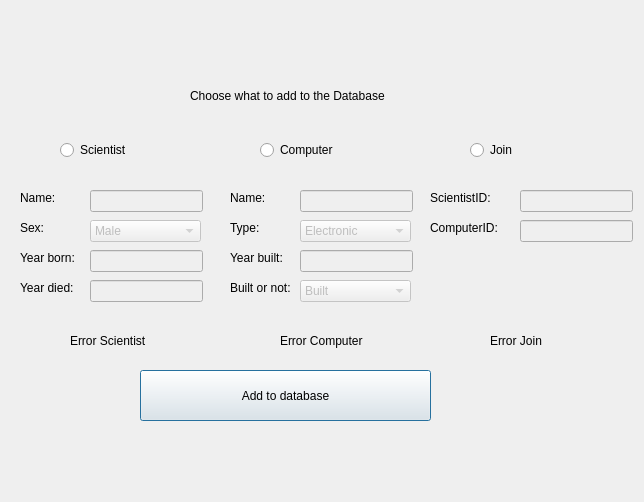
Old version of the form widgetVerkefniVika3/addtodatabasedialog.ui in the repository tinnathuridur/vika3.
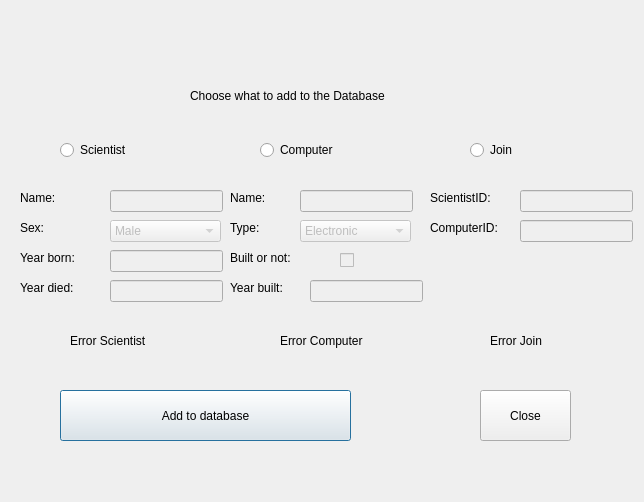
New version of the form.

Commit message: Lagfæringar og close takki á database dialoginn

The edit to the form file:
```diff
--- a/widgetVerkefniVika3/addtodatabasedialog.ui
+++ b/widgetVerkefniVika3/addtodatabasedialog.ui
@@ -44,7 +44,7 @@
     <rect>
      <x>20</x>
      <y>250</y>
-     <width>55</width>
+     <width>71</width>
      <height>16</height>
     </rect>
    </property>
@@ -57,7 +57,7 @@
     <rect>
      <x>20</x>
      <y>280</y>
-     <width>55</width>
+     <width>81</width>
      <height>16</height>
     </rect>
    </property>
@@ -69,7 +69,7 @@
    <property name="geometry">
     <rect>
      <x>230</x>
-     <y>280</y>
+     <y>250</y>
      <width>71</width>
      <height>16</height>
     </rect>
@@ -95,7 +95,7 @@
    <property name="geometry">
     <rect>
      <x>230</x>
-     <y>250</y>
+     <y>280</y>
      <width>71</width>
      <height>16</height>
     </rect>
@@ -146,8 +146,8 @@
   <widget class="QPushButton" name="pushButton_AddToDatabase">
    <property name="geometry">
     <rect>
-     <x>140</x>
-     <y>370</y>
+     <x>60</x>
+     <y>390</y>
      <width>291</width>
      <height>51</height>
     </rect>
@@ -201,7 +201,7 @@
    </property>
    <property name="geometry">
     <rect>
-     <x>90</x>
+     <x>110</x>
      <y>190</y>
      <width>113</width>
      <height>22</height>
@@ -214,7 +214,7 @@
    </property>
    <property name="geometry">
     <rect>
-     <x>90</x>
+     <x>110</x>
      <y>250</y>
      <width>113</width>
      <height>22</height>
@@ -227,7 +227,7 @@
    </property>
    <property name="geometry">
     <rect>
-     <x>90</x>
+     <x>110</x>
      <y>280</y>
      <width>113</width>
      <height>22</height>
@@ -253,8 +253,8 @@
    </property>
    <property name="geometry">
     <rect>
-     <x>300</x>
-     <y>250</y>
+     <x>310</x>
+     <y>280</y>
      <width>113</width>
      <height>22</height>
     </rect>
@@ -305,7 +305,7 @@
    </property>
    <property name="geometry">
     <rect>
-     <x>90</x>
+     <x>110</x>
      <y>220</y>
      <width>111</width>
      <height>22</height>
@@ -325,32 +325,6 @@
     </property>
    </item>
   </widget>
-  <widget class="QComboBox" name="comboBox_Computer_BuiltOrNot">
-   <property name="enabled">
-    <bool>false</bool>
-   </property>
-   <property name="geometry">
-    <rect>
-     <x>300</x>
-     <y>280</y>
-     <width>111</width>
-     <height>22</height>
-    </rect>
-   </property>
-   <property name="editable">
-    <bool>false</bool>
-   </property>
-   <item>
-    <property name="text">
-     <string>Built</string>
-    </property>
-   </item>
-   <item>
-    <property name="text">
-     <string>Not Built</string>
-    </property>
-   </item>
-  </widget>
   <widget class="QLabel" name="errorLabel_Scientist">
    <property name="geometry">
     <rect>
@@ -426,6 +400,38 @@
     </property>
    </item>
   </widget>
+  <widget class="QCheckBox" name="checkBox_Computer_builtOrNot">
+   <property name="enabled">
+    <bool>false</bool>
+   </property>
+   <property name="geometry">
+    <rect>
+     <x>340</x>
+     <y>250</y>
+     <width>81</width>
+     <height>20</height>
+    </rect>
+   </property>
+   <property name="text">
+    <string/>
+   </property>
+   <property name="autoRepeat">
+    <bool>false</bool>
+   </property>
+  </widget>
+  <widget class="QPushButton" name="pushButton_Close">
+   <property name="geometry">
+    <rect>
+     <x>480</x>
+     <y>390</y>
+     <width>91</width>
+     <height>51</height>
+    </rect>
+   </property>
+   <property name="text">
+    <string>Close</string>
+   </property>
+  </widget>
  </widget>
  <resources/>
  <connections/>
```
The commit also changes 2 other files.
